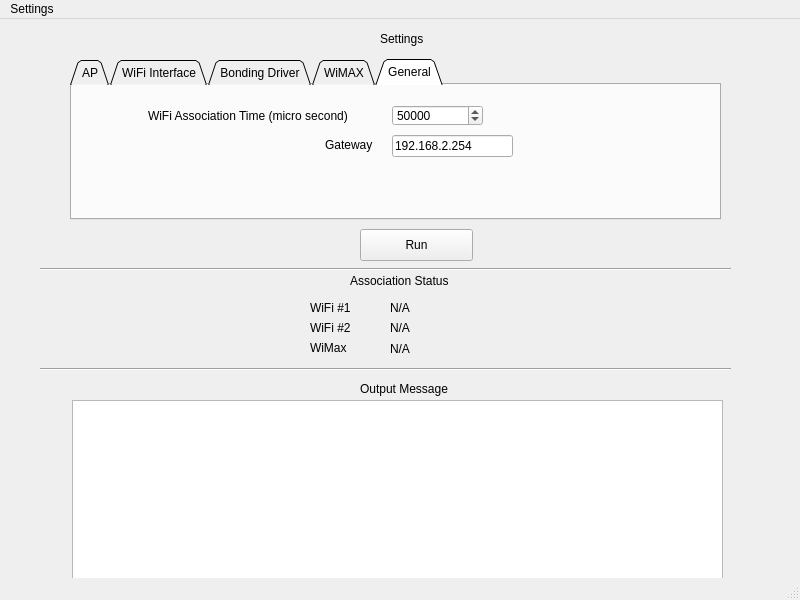
Old version of the form pyqt/openroad.ui in the repository yapkke/nf-bicast-module.
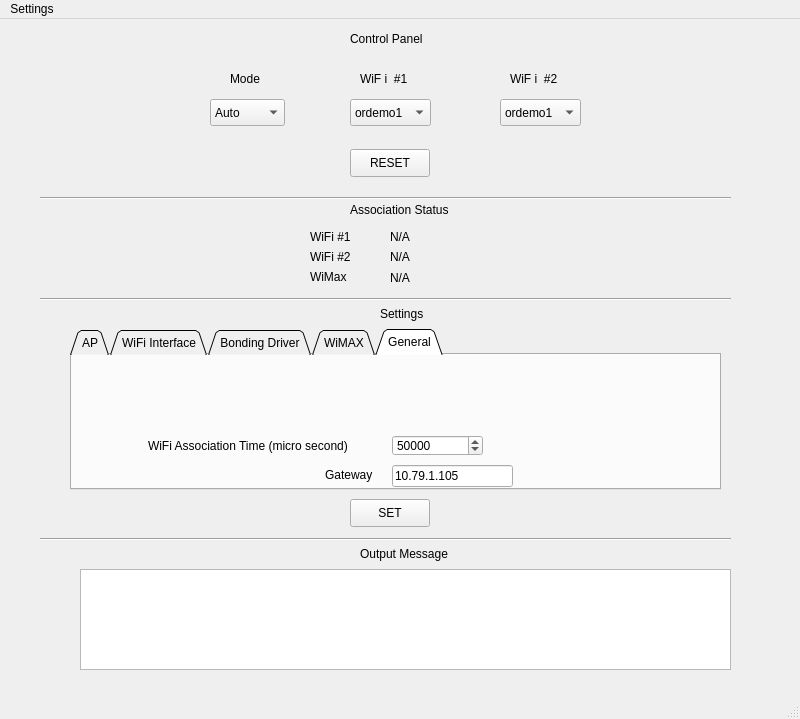
New version of the form.

```diff
--- a/pyqt/openroad.ui
+++ b/pyqt/openroad.ui
@@ -1,24 +1,24 @@
 <?xml version="1.0" encoding="UTF-8"?>
 <ui version="4.0">
  <class>MainWindow</class>
- <widget class="QMainWindow" name="MainWindow">
-  <property name="geometry">
+ <widget class="QMainWindow" name="MainWindow" >
+  <property name="geometry" >
    <rect>
     <x>0</x>
     <y>0</y>
     <width>800</width>
-    <height>600</height>
+    <height>719</height>
    </rect>
   </property>
   <property name="windowTitle">
    <string>OpenRoad Tricast Demo</string>
   </property>
-  <widget class="QWidget" name="centralwidget">
-   <widget class="QTabWidget" name="settingTab">
-    <property name="geometry">
+  <widget class="QWidget" name="centralwidget" >
+   <widget class="QTabWidget" name="settingTab" >
+    <property name="geometry" >
      <rect>
       <x>70</x>
-      <y>40</y>
+      <y>310</y>
       <width>651</width>
       <height>161</height>
      </rect>
@@ -332,11 +332,11 @@
      <attribute name="title">
       <string>General</string>
      </attribute>
-     <widget class="QSpinBox" name="wifiAssoTimeSpinBox">
-      <property name="geometry">
+     <widget class="QSpinBox" name="wifiAssoTimeSpinBox" >
+      <property name="geometry" >
        <rect>
         <x>320</x>
-        <y>20</y>
+        <y>80</y>
         <width>91</width>
         <height>21</height>
        </rect>
@@ -351,11 +351,11 @@
        <number>50000</number>
       </property>
      </widget>
-     <widget class="QLabel" name="label_WifiAssocTime">
-      <property name="geometry">
+     <widget class="QLabel" name="label_WifiAssocTime" >
+      <property name="geometry" >
        <rect>
         <x>76</x>
-        <y>21</y>
+        <y>81</y>
         <width>241</width>
         <height>20</height>
        </rect>
@@ -364,11 +364,11 @@
        <string>WiFi Association Time (micro second)</string>
       </property>
      </widget>
-     <widget class="QLabel" name="label_gw">
-      <property name="geometry">
+     <widget class="QLabel" name="label_gw" >
+      <property name="geometry" >
        <rect>
         <x>253</x>
-        <y>50</y>
+        <y>110</y>
         <width>61</width>
         <height>20</height>
        </rect>
@@ -377,26 +377,26 @@
        <string>Gateway </string>
       </property>
      </widget>
-     <widget class="QLineEdit" name="editGW">
-      <property name="geometry">
+     <widget class="QLineEdit" name="editGW" >
+      <property name="geometry" >
        <rect>
         <x>320</x>
-        <y>50</y>
+        <y>110</y>
         <width>121</width>
         <height>22</height>
        </rect>
       </property>
-      <property name="text">
-       <string>192.168.2.254</string>
+      <property name="text" >
+       <string>10.79.1.105</string>
       </property>
      </widget>
     </widget>
    </widget>
-   <widget class="Line" name="line_2">
-    <property name="geometry">
+   <widget class="Line" name="line_2" >
+    <property name="geometry" >
      <rect>
       <x>40</x>
-      <y>340</y>
+      <y>510</y>
       <width>691</width>
       <height>20</height>
      </rect>
@@ -405,50 +405,37 @@
      <enum>Qt::Horizontal</enum>
     </property>
    </widget>
-   <widget class="QPushButton" name="ButtonRun">
-    <property name="geometry">
+   <widget class="QLabel" name="label_output" >
+    <property name="geometry" >
      <rect>
       <x>360</x>
-      <y>210</y>
-      <width>113</width>
-      <height>32</height>
-     </rect>
-    </property>
-    <property name="text">
-     <string>Run</string>
-    </property>
-   </widget>
-   <widget class="QLabel" name="label_output">
-    <property name="geometry">
-     <rect>
-      <x>360</x>
-      <y>360</y>
+      <y>520</y>
       <width>111</width>
-      <height>20</height>
+      <height>30</height>
      </rect>
     </property>
     <property name="text">
      <string>Output Message</string>
     </property>
    </widget>
-   <widget class="QLabel" name="label_settings">
-    <property name="geometry">
+   <widget class="QLabel" name="label_settings" >
+    <property name="geometry" >
      <rect>
       <x>380</x>
-      <y>10</y>
+      <y>280</y>
       <width>111</width>
-      <height>20</height>
+      <height>30</height>
      </rect>
     </property>
     <property name="text">
      <string>Settings</string>
     </property>
    </widget>
-   <widget class="Line" name="line_3">
-    <property name="geometry">
+   <widget class="Line" name="line_3" >
+    <property name="geometry" >
      <rect>
       <x>40</x>
-      <y>240</y>
+      <y>169</y>
       <width>691</width>
       <height>20</height>
      </rect>
@@ -457,11 +444,11 @@
      <enum>Qt::Horizontal</enum>
     </property>
    </widget>
-   <widget class="QLabel" name="label_status">
-    <property name="geometry">
+   <widget class="QLabel" name="label_status" >
+    <property name="geometry" >
      <rect>
       <x>350</x>
-      <y>252</y>
+      <y>181</y>
       <width>141</width>
       <height>20</height>
      </rect>
@@ -470,11 +457,11 @@
      <string>Association Status</string>
     </property>
    </widget>
-   <widget class="QLabel" name="label_wifi_status_1">
-    <property name="geometry">
+   <widget class="QLabel" name="label_wifi_status_1" >
+    <property name="geometry" >
      <rect>
       <x>310</x>
-      <y>280</y>
+      <y>209</y>
       <width>61</width>
       <height>17</height>
      </rect>
@@ -483,11 +470,11 @@
      <string>WiFi #1</string>
     </property>
    </widget>
-   <widget class="QLabel" name="label_wifi_status_2">
-    <property name="geometry">
+   <widget class="QLabel" name="label_wifi_status_2" >
+    <property name="geometry" >
      <rect>
       <x>310</x>
-      <y>300</y>
+      <y>229</y>
       <width>61</width>
       <height>17</height>
      </rect>
@@ -496,11 +483,11 @@
      <string>WiFi #2</string>
     </property>
    </widget>
-   <widget class="QLabel" name="label_wimax_status">
-    <property name="geometry">
+   <widget class="QLabel" name="label_wimax_status" >
+    <property name="geometry" >
      <rect>
       <x>310</x>
-      <y>320</y>
+      <y>249</y>
       <width>61</width>
       <height>17</height>
      </rect>
@@ -509,11 +496,11 @@
      <string>WiMax</string>
     </property>
    </widget>
-   <widget class="QLabel" name="wifi_status_1">
-    <property name="geometry">
+   <widget class="QLabel" name="wifi_status_1" >
+    <property name="geometry" >
      <rect>
       <x>390</x>
-      <y>280</y>
+      <y>209</y>
       <width>111</width>
       <height>17</height>
      </rect>
@@ -522,11 +509,11 @@
      <string>N/A</string>
     </property>
    </widget>
-   <widget class="QLabel" name="wifi_status_2">
-    <property name="geometry">
+   <widget class="QLabel" name="wifi_status_2" >
+    <property name="geometry" >
      <rect>
       <x>390</x>
-      <y>300</y>
+      <y>229</y>
       <width>121</width>
       <height>17</height>
      </rect>
@@ -535,11 +522,11 @@
      <string>N/A</string>
     </property>
    </widget>
-   <widget class="QLabel" name="wimax_status">
-    <property name="geometry">
+   <widget class="QLabel" name="wimax_status" >
+    <property name="geometry" >
      <rect>
       <x>390</x>
-      <y>321</y>
+      <y>250</y>
       <width>131</width>
       <height>17</height>
      </rect>
@@ -548,13 +535,13 @@
      <string>N/A</string>
     </property>
    </widget>
-   <widget class="QPlainTextEdit" name="OutputText">
-    <property name="geometry">
+   <widget class="QPlainTextEdit" name="OutputText" >
+    <property name="geometry" >
      <rect>
-      <x>72</x>
-      <y>381</y>
+      <x>80</x>
+      <y>550</y>
       <width>651</width>
-      <height>201</height>
+      <height>101</height>
      </rect>
     </property>
     <property name="readOnly">
@@ -564,6 +551,177 @@
      <string/>
     </property>
    </widget>
+   <widget class="Line" name="line_4" >
+    <property name="geometry" >
+     <rect>
+      <x>40</x>
+      <y>270</y>
+      <width>691</width>
+      <height>20</height>
+     </rect>
+    </property>
+    <property name="orientation" >
+     <enum>Qt::Horizontal</enum>
+    </property>
+   </widget>
+   <widget class="QComboBox" name="cbMode" >
+    <property name="geometry" >
+     <rect>
+      <x>210</x>
+      <y>80</y>
+      <width>75</width>
+      <height>27</height>
+     </rect>
+    </property>
+    <item>
+     <property name="text" >
+      <string>Auto</string>
+     </property>
+    </item>
+    <item>
+     <property name="text" >
+      <string>Manual</string>
+     </property>
+    </item>
+   </widget>
+   <widget class="QLabel" name="label_control" >
+    <property name="geometry" >
+     <rect>
+      <x>350</x>
+      <y>10</y>
+      <width>141</width>
+      <height>20</height>
+     </rect>
+    </property>
+    <property name="text" >
+     <string>Control Panel</string>
+    </property>
+   </widget>
+   <widget class="QLabel" name="label_control_2" >
+    <property name="geometry" >
+     <rect>
+      <x>230</x>
+      <y>50</y>
+      <width>41</width>
+      <height>20</height>
+     </rect>
+    </property>
+    <property name="text" >
+     <string>Mode</string>
+    </property>
+   </widget>
+   <widget class="QLabel" name="label_control_wifi1" >
+    <property name="geometry" >
+     <rect>
+      <x>360</x>
+      <y>50</y>
+      <width>51</width>
+      <height>20</height>
+     </rect>
+    </property>
+    <property name="text" >
+     <string>WiF i  #1</string>
+    </property>
+   </widget>
+   <widget class="QComboBox" name="cbWifi1" >
+    <property name="geometry" >
+     <rect>
+      <x>350</x>
+      <y>80</y>
+      <width>81</width>
+      <height>27</height>
+     </rect>
+    </property>
+    <item>
+     <property name="text" >
+      <string>ordemo1</string>
+     </property>
+    </item>
+    <item>
+     <property name="text" >
+      <string>ordemo2</string>
+     </property>
+    </item>
+    <item>
+     <property name="text" >
+      <string>ordemo3</string>
+     </property>
+    </item>
+    <item>
+     <property name="text" >
+      <string>N/A</string>
+     </property>
+    </item>
+   </widget>
+   <widget class="QLabel" name="label_control_wifi2" >
+    <property name="geometry" >
+     <rect>
+      <x>510</x>
+      <y>50</y>
+      <width>51</width>
+      <height>20</height>
+     </rect>
+    </property>
+    <property name="text" >
+     <string>WiF i  #2</string>
+    </property>
+   </widget>
+   <widget class="QComboBox" name="cbWifi2" >
+    <property name="geometry" >
+     <rect>
+      <x>500</x>
+      <y>80</y>
+      <width>81</width>
+      <height>27</height>
+     </rect>
+    </property>
+    <item>
+     <property name="text" >
+      <string>ordemo1</string>
+     </property>
+    </item>
+    <item>
+     <property name="text" >
+      <string>ordemo2</string>
+     </property>
+    </item>
+    <item>
+     <property name="text" >
+      <string>ordemo3</string>
+     </property>
+    </item>
+    <item>
+     <property name="text" >
+      <string>N/A</string>
+     </property>
+    </item>
+   </widget>
+   <widget class="QPushButton" name="ButtonReset" >
+    <property name="geometry" >
+     <rect>
+      <x>350</x>
+      <y>130</y>
+      <width>80</width>
+      <height>28</height>
+     </rect>
+    </property>
+    <property name="text" >
+     <string>RESET</string>
+    </property>
+   </widget>
+   <widget class="QPushButton" name="ButtonSet" >
+    <property name="geometry" >
+     <rect>
+      <x>350</x>
+      <y>480</y>
+      <width>80</width>
+      <height>28</height>
+     </rect>
+    </property>
+    <property name="text" >
+     <string>SET</string>
+    </property>
+   </widget>
   </widget>
   <widget class="QStatusBar" name="statusbar"/>
   <widget class="QMenuBar" name="menubar">
```
Left out of the diff: 283 changed lines with no effect on the pictures.
